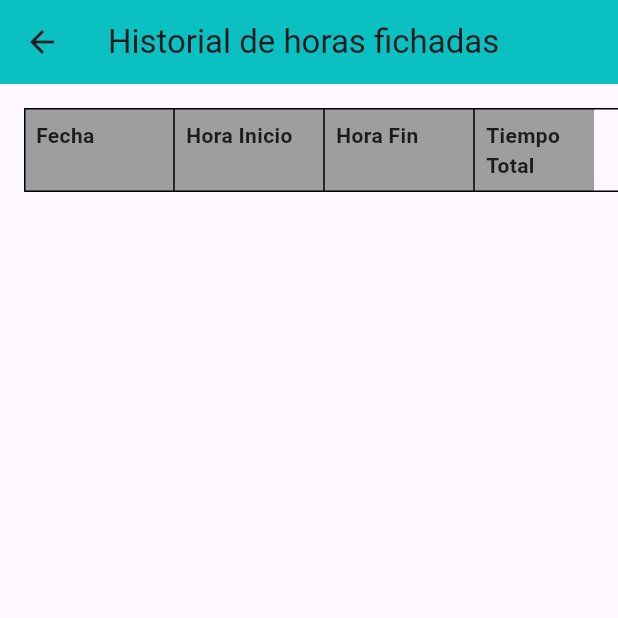
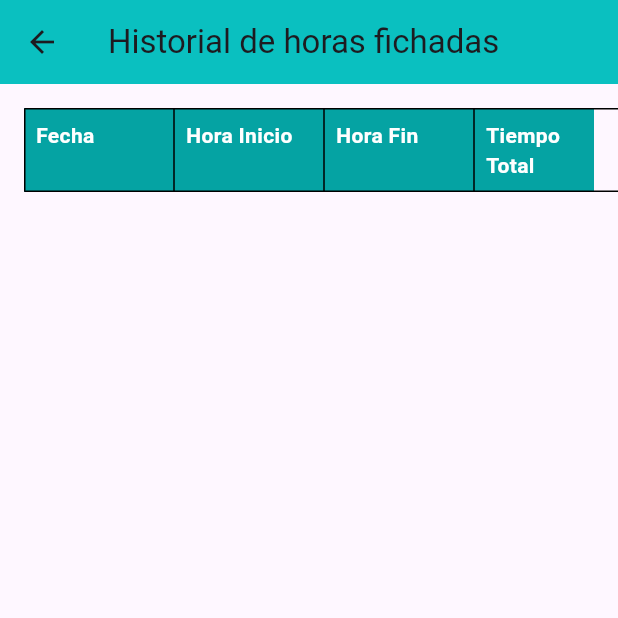
Before and after one commit to eloypp/fichar_horas_trabajo, a Flutter app: the HistoryPage screen opened directly, on a phone screen of 412 x 824 dp, the top half of it. Run offline on Flutter 3.47's test engine with Material 3 defaults, Android fonts, the phone set to English and light mode, and no system bars; our stand-ins replace cloud_firestore, firebase_auth, firebase_core; accounts and stored records are empty.

Commit message:
Tabla Historial Firebase
La tabla del historial ya funciona a través de la base de datos y carga todos los registros por usuario

```diff
--- a/lib/screens/history.dart
+++ b/lib/screens/history.dart
@@ -1,5 +1,5 @@
+import 'package:cloud_firestore/cloud_firestore.dart';
 import 'package:flutter/material.dart';
-import 'package:provider/provider.dart';
 
 import '../providers/timeTracker.dart';
 
@@ -8,91 +8,129 @@ class HistoryPage extends StatelessWidget {
 
   @override
   Widget build(BuildContext context) {
-    final timeTracker = Provider.of<TimeTracker>(context);
-
     return Scaffold(
       appBar: AppBar(
         title: const Text('Historial de horas fichadas'),
       ),
       body: SingleChildScrollView(
         child: Center(
-          child: Column(
-            children: [
-              Padding(
-                padding: const EdgeInsets.all(16.0),
-                child: Table(
+          child: Padding(
+            padding: const EdgeInsets.all(16.0),
+            child: StreamBuilder<QuerySnapshot>(
+              stream: FirebaseFirestore.instance.collection('trackingHistory').orderBy('date', descending: true).snapshots(),
+              builder: (context, snapshot) {
+                if (snapshot.connectionState == ConnectionState.waiting) {
+                  return const Center(child: CircularProgressIndicator());
+                }
+
+                if (snapshot.hasError) {
+                  return const Center(child: Text('Error al cargar los datos'));
+                }
+
+                final data = snapshot.data!.docs;
+
+                return Table(
                   border: TableBorder.all(),
                   columnWidths: const {
                     0: FixedColumnWidth(100.0),
                     1: FixedColumnWidth(100.0),
                     2: FixedColumnWidth(100.0),
                     3: FixedColumnWidth(100.0),
+                    4: FixedColumnWidth(100.0),
                   },
                   children: [
                     TableRow(
                       decoration: const BoxDecoration(
-                        color: Colors.grey,
+                        color: Color.fromARGB(255, 5, 163, 163),
                       ),
                       children: const [
                         Padding(
                           padding: EdgeInsets.all(8.0),
                           child: Text(
                             'Fecha',
-                            style: TextStyle(fontWeight: FontWeight.bold),
+                            style: TextStyle(
+                              color: Colors.white,
+                              fontWeight: FontWeight.bold),
                           ),
                         ),
                         Padding(
                           padding: EdgeInsets.all(8.0),
                           child: Text(
                             'Hora Inicio',
-                            style: TextStyle(fontWeight: FontWeight.bold),
+                            style: TextStyle(
+                              color: Colors.white,
+                              fontWeight: FontWeight.bold),
                           ),
                         ),
                         Padding(
                           padding: EdgeInsets.all(8.0),
                           child: Text(
                             'Hora Fin',
-                            style: TextStyle(fontWeight: FontWeight.bold),
+                            style: TextStyle(
+                              color: Colors.white,
+                              fontWeight: FontWeight.bold),
                           ),
                         ),
                         Padding(
                           padding: EdgeInsets.all(8.0),
                           child: Text(
                             'Tiempo Total',
-                            style: TextStyle(fontWeight: FontWeight.bold),
+                            style: TextStyle(
+                              color: Colors.white,
+                              fontWeight: FontWeight.bold),
+                          ),
+                        ),
+                        Padding(
+                          padding: EdgeInsets.all(8.0),
+                          child: Text(
+                            'Usuario',
+                            style: TextStyle(
+                              color: Colors.white,
+                              fontWeight: FontWeight.bold),
                           ),
                         ),
                       ],
                     ),
-                    ...timeTracker.records.map((record) {
+                    ...data.map((doc) {
+                      final record = doc.data() as Map<String, dynamic>;
+                      final date = (record['date'] as Timestamp).toDate();
+                      final startTime = (record['startTime'] as Timestamp).toDate();
+                      final endTime = (record['endTime'] as Timestamp).toDate();
+                      final duration = Duration(seconds: record['duration'] as int);
+                      final user = record['user'] as String;
+
                       return TableRow(
                         children: [
                           Padding(
                             padding: const EdgeInsets.all(8.0),
-                            child: Text(TimeTracker.formatDate(record.date)),
+                            child: Text(TimeTracker.formatDate(date)),
                           ),
                           Padding(
                             padding: const EdgeInsets.all(8.0),
-                            child: Text(TimeTracker.formatTime(record.startTime)),
+                            child: Text(TimeTracker.formatTime(startTime)),
                           ),
                           Padding(
                             padding: const EdgeInsets.all(8.0),
-                            child: Text(TimeTracker.formatTime(record.endTime)),
+                            child: Text(TimeTracker.formatTime(endTime)),
                           ),
                           Padding(
                             padding: const EdgeInsets.all(8.0),
-                            child: Text
-                            (TimeTracker.formatDuration(record.duration),
-                             style: const TextStyle(fontWeight: FontWeight.bold),
-                             ),
+                            child: Text(
+                              TimeTracker.formatDuration(duration),
+                              style: const TextStyle(fontWeight: FontWeight.bold),
+                            ),
+                          ),
+                          Padding(
+                            padding: const EdgeInsets.all(8.0),
+                            child: Text(user),
                           ),
                         ],
                       );
                     }).toList(),
                   ],
-                ),
-              ),
-            ],
+                );
+              },
+            ),
           ),
         ),
       ),
```
Also changed, not shown: lib/providers/timeTracker.dart (+32 -8 lines).
